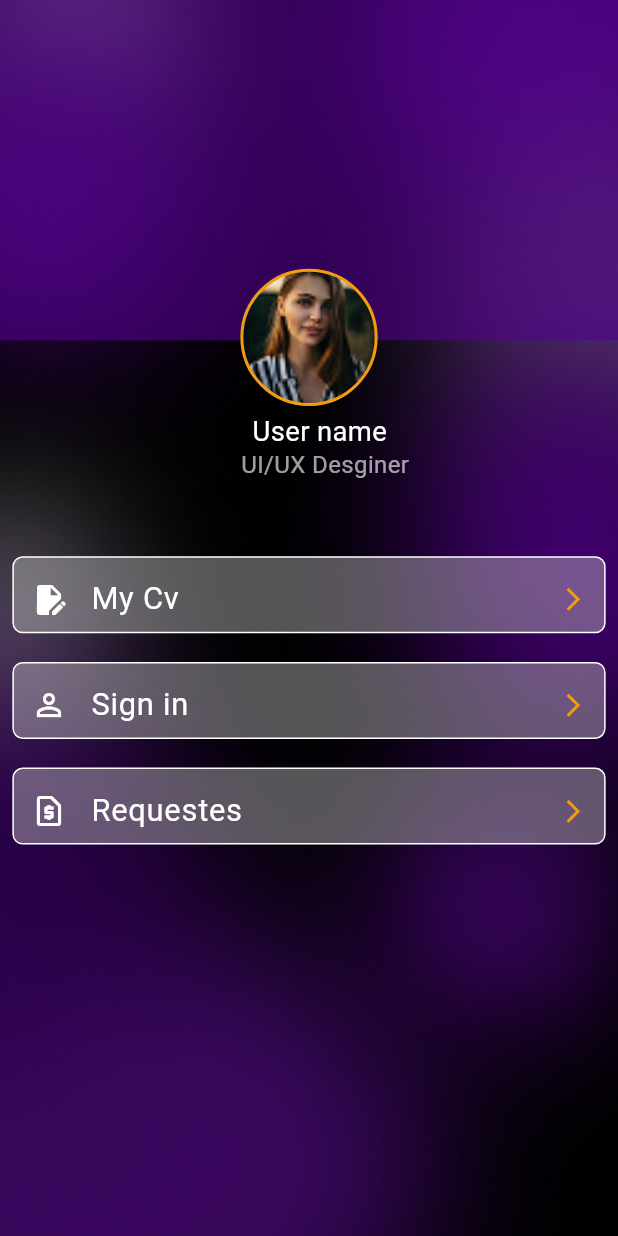
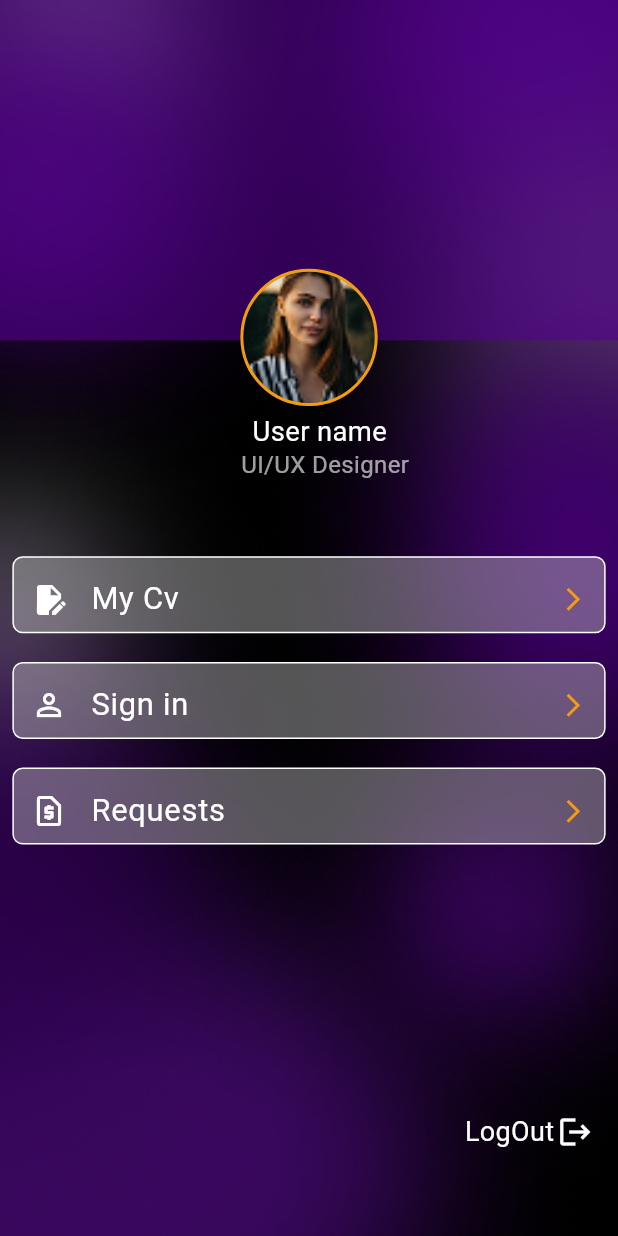
Before and after one commit to MaxHamza/partTimeApp, a Flutter app: the screen it shows after launch, after a tap on "Sign in", after a tap on the "settings" icon, on a phone screen of 412 x 824 dp. Run offline on Flutter 3.47's test engine with Material 3 defaults, Android fonts, the phone set to English and light mode, and no system bars; our stand-ins replace dotted_border, flutter_bloc, flutter_screenutil, get, shared_preferences; missing offline and left inert: filter_list, search_choices; network calls fail; Roboto replaces fonts that are missing (Calibri, CalibriBold); project files that could hold a hidden picture were left out.

Commit message:
making logout cubit

```diff
--- a/lib/controller/login_cubit.dart
+++ b/lib/controller/login_cubit.dart
@@ -1,11 +1,13 @@
 import 'package:flutter_bloc/flutter_bloc.dart';
 import 'package:http/http.dart' as http;
-import 'dart:convert'; // لتحويل البيانات
+import 'dart:convert';
+
+import 'package:shared_preferences/shared_preferences.dart'; // لتحويل البيانات
 part 'login_state.dart';
 
 class LoginCubit extends Cubit<LoginState> {
-  LoginCubit() : super(LoginInitial());
-
+  final SharedPreferences prefs;
+  LoginCubit(this.prefs) : super(LoginInitial());
   Future<void> login(String userName, String password) async {
     emit(LoginLoading());
     final baseUrl='http://192.168.1.17:7882/part-time-app/public/api/';
@@ -24,8 +26,11 @@ class LoginCubit extends Cubit<LoginState> {
      String message;
       if (response.statusCode == 200||response.statusCode==201) {
         final data = jsonDecode(response.body);
-        final token = data['token']; // مثال
+        final token = data['data']['token']; // مثال
         print('Login successful. Token: $token');
+        print('Response body: ${response.body}');
+        prefs.setBool('logged', true);
+        prefs.setString('token', token);
         emit(LoginSuccess());
       } else {
         message='Login failed';
--- /dev/null
+++ b/lib/controller/logout_cubit.dart
@@ -0,0 +1,40 @@
+import 'dart:convert';
+import 'package:flutter_bloc/flutter_bloc.dart';
+import 'package:http/http.dart'as http;
+import 'package:shared_preferences/shared_preferences.dart';
+part 'logout_state.dart';
+
+class LogoutCubit extends Cubit<LogoutState> {
+  final SharedPreferences prefs;
+  LogoutCubit(this.prefs) : super(LogoutInitial());
+
+  Future<void> logout() async {
+    emit(LogoutLoading());
+    final baseUrl='http://192.168.1.17:7882/part-time-app/public/api/';
+    final url = Uri.parse('${baseUrl}logout'); // رابط الـ API
+    try {
+      final response = await http.post(
+        url,
+        headers: {
+          'Authorization': 'Bearer ${prefs.getString('token')}',
+          'Content-Type': 'application/json',
+          'Accept': 'application/json',
+        },
+      );
+      String message;
+      print('Token: ${prefs.getString('token')}');
+      if (response.statusCode == 200||response.statusCode==201) {
+        prefs.remove('token');
+        prefs.setBool('logged', false);
+        emit(LogoutSuccess());
+      } else {
+        message='Logout failed ${response.statusCode}';
+        print('Logout failed. Status code: ${response.statusCode}');
+        emit(LogoutFailure(message));
+      }
+    } catch (e) {
+      print('Error occurred: $e');
+      emit(LogoutFailure(e.toString()));
+    }
+  }
+}
--- /dev/null
+++ b/lib/controller/logout_state.dart
@@ -0,0 +1,11 @@
+part of 'logout_cubit.dart';
+
+sealed class LogoutState {}
+
+final class LogoutInitial extends LogoutState {}
+final class LogoutLoading extends LogoutState{}
+final class LogoutFailure extends LogoutState{
+  final String message;
+  LogoutFailure(this.message);
+}
+final class LogoutSuccess extends LogoutState{}
--- a/lib/main.dart
+++ b/lib/main.dart
@@ -3,32 +3,43 @@ import 'package:flutter_bloc/flutter_bloc.dart';
 import 'package:flutter_screenutil/flutter_screenutil.dart';
 import 'package:get/get.dart';
 import 'package:parttime/controller/login_cubit.dart';
+import 'package:parttime/controller/logout_cubit.dart';
 import 'package:parttime/home_binding.dart';
 import 'package:parttime/views/Auth/login.dart';
+import 'package:parttime/views/Home/verify_login.dart';
+import 'package:shared_preferences/shared_preferences.dart';
 
-void main(List<String> args) {
-  ScreenUtil.ensureScreenSize();
-  runApp(const MyApp());
+void main(List<String> args) async {
+  WidgetsFlutterBinding.ensureInitialized(); // يجب أن يكون أول سطر
+  await ScreenUtil.ensureScreenSize();
+  final prefs = await SharedPreferences.getInstance();
+  runApp(MyApp(prefs: prefs));
 }
 
 double? width;
 double? height;
 
 class MyApp extends StatelessWidget {
-  const MyApp({super.key});
+  const MyApp({super.key, required this.prefs});
+
+  final SharedPreferences prefs;
 
   @override
   Widget build(BuildContext context) {
-    width = MediaQuery.sizeOf(context).width;
-    height = MediaQuery.sizeOf(context).height;
-
     return ScreenUtilInit(
       designSize: const Size(360, 690),
       minTextAdapt: true,
       splitScreenMode: true,
-      builder: (_, child) {
-        return BlocProvider(
-  create: (context) => LoginCubit(),
+      builder: (context, child) {
+        // الآن يمكن استخدام MediaQuery بأمان
+        width = MediaQuery.sizeOf(context).width;
+        height = MediaQuery.sizeOf(context).height;
+
+        return MultiBlocProvider(
+          providers: [
+            BlocProvider(create: (context) => LoginCubit(prefs)),
+            BlocProvider(create: (context)=>LogoutCubit(prefs))
+          ],
           child: GetMaterialApp(
             initialBinding: HomeBinding(),
             debugShowCheckedModeBanner: false,
--- a/lib/views/Settings/profile.dart
+++ b/lib/views/Settings/profile.dart
@@ -1,9 +1,11 @@
 import 'package:flutter/material.dart';
+import 'package:flutter_bloc/flutter_bloc.dart';
 import 'package:flutter_screenutil/flutter_screenutil.dart';
 import 'package:get/get.dart';
+import 'package:parttime/controller/logout_cubit.dart';
 import 'package:parttime/core/utils/app_fonts.dart';
-import 'package:parttime/main.dart';
 import 'package:parttime/views/Home/home.dart';
+import 'package:parttime/views/Home/verify_login.dart';
 import 'package:parttime/views/Settings/information.dart';
 import 'package:parttime/views/Settings/widgets/profile_option.dart';
 import 'package:parttime/widgets/screen_background.dart';
@@ -13,35 +15,56 @@ class Profile extends StatelessWidget {
 
   @override
   Widget build(BuildContext context) {
+    final width = MediaQuery.of(context).size.width;
+    final height = MediaQuery.of(context).size.height;
+
     return PopScope(
-      canPop: false,
-      onPopInvokedWithResult: (didPop, result) {
-        Get.offAll(() => HomeView());
+      canPop:false,
+      child: Scaffold(
+        body: BlocConsumer<LogoutCubit, LogoutState>(
+          listener: (context, state) {
+            if (state is LogoutFailure) {
+              ScaffoldMessenger.of(context).showSnackBar(
+                SnackBar(content: Text(state.message)),
+              );
+            } else if (state is LogoutSuccess) {
+              // استبدل Get.offAll بمهمة microtask لتجنب إعادة بناء لا نهائية
+              Future.microtask(() => Get.offAll(() => VerifyLogin()));
+            }
           },
-      child: Scaffold(
-        body: Stack(
+          builder: (context, state) {
+            if (state is LogoutLoading) {
+              return const Center(
+                child: CircularProgressIndicator(),
+              );
+            }
+
+            // بناء الواجهة العامة
+            return Stack(
               children: [
                 ScreenBackground(),
                 Container(
                   width: width,
                   height: 190.h,
-              decoration: BoxDecoration(color: Color.fromARGB(150, 82, 0, 141)),
+                  decoration: const BoxDecoration(
+                      color: Color.fromARGB(150, 82, 0, 141)),
                 ),
                 Positioned(
                   top: 150.h,
-              left: (width! / 2) - 40.w,
+                  left: (width / 2) - 40.w,
                   child: SizedBox(
                     width: 80.w,
                     child: AspectRatio(
                       aspectRatio: 1 / 1,
                       child: Container(
                         decoration: BoxDecoration(
-                      image: DecorationImage(
+                          image: const DecorationImage(
                             image: AssetImage("assets/images/person.png"),
                             fit: BoxFit.contain,
                           ),
                           borderRadius: BorderRadius.circular(75.r),
-                      border: Border.all(color: Color(0xffF39C12), width: 2),
+                          border:
+                          Border.all(color: const Color(0xffF39C12), width: 2),
                         ),
                       ),
                     ),
@@ -49,7 +72,7 @@ class Profile extends StatelessWidget {
                 ),
                 Positioned(
                   top: 230.h,
-              left: (width! / 2) - 33.w,
+                  left: (width / 2) - 33.w,
                   child: Text(
                     "User name",
                     style: TextStyle(
@@ -61,10 +84,9 @@ class Profile extends StatelessWidget {
                 ),
                 Positioned(
                   top: 250.h,
-              left: width! * 0.39,
-
+                  left: width * 0.39,
                   child: Text(
-                "UI/UX Desginer",
+                    "UI/UX Designer",
                     style: TextStyle(
                       color: const Color.fromARGB(158, 255, 255, 255),
                       fontSize: 14.sp,
@@ -73,35 +95,72 @@ class Profile extends StatelessWidget {
                   ),
                 ),
                 Positioned(
-              top: height! * 0.45,
-              right: width! * 0.02,
-              left: width! * 0.02,
-
+                  top: height * 0.45,
+                  right: width * 0.02,
+                  left: width * 0.02,
                   child: Column(
-                spacing: 16.h,
+                    crossAxisAlignment: CrossAxisAlignment.start,
                     children: [
                       ProfileOption(
-                    icon: Icon(Icons.edit_document, color: Colors.white),
+                        icon: const Icon(Icons.edit_document, color: Colors.white),
                         title: "My Cv",
                       ),
+                      SizedBox(height: 16.h),
                       ProfileOption(
                         onTap: () {
                           Get.offAll(() => Information());
                         },
-                    icon: Icon(Icons.person_outline, color: Colors.white),
+                        icon: const Icon(Icons.person_outline, color: Colors.white),
                         title: "Sign in",
                       ),
+                      SizedBox(height: 16.h),
                       ProfileOption(
-                    icon: Icon(
+                        icon: const Icon(
                           Icons.request_page_outlined,
                           color: Colors.white,
                         ),
-                    title: "Requestes",
+                        title: "Requests",
                       ),
                     ],
                   ),
                 ),
+                Positioned(
+                  top: height * 0.9,
+                  right: width * 0.04,
+                  left: width * 0.04,
+                  child: InkWell(
+                    onTap: () async{
+                     showDialog(context: context, builder: (context){
+                       return AlertDialog(
+                         title: Text('Are you sure you need to logout'),
+                         actions: [
+                           TextButton(onPressed: (){
+                             BlocProvider.of<LogoutCubit>(context).logout();
+                           }, child: Text('Yes')),
+                           TextButton(onPressed: (){
+                             Get.back();
+                           }, child: Text('Cancel')),
                          ],
+                       );
+                     });
+                    },
+                    child: Row(
+                      mainAxisAlignment: MainAxisAlignment.end,
+                      children: const [
+                        Text('LogOut',
+                            style: TextStyle(
+                              color: Colors.white,
+                              fontSize: 18,
+                            )),
+                        SizedBox(width: 2),
+                        Icon(Icons.logout, color: Colors.white),
+                      ],
+                    ),
+                  ),
+                ),
+              ],
+            );
+          },
         ),
       ),
     );
--- a/pubspec.yaml
+++ b/pubspec.yaml
@@ -42,6 +42,7 @@ dependencies:
   search_choices: ^2.3.1
   filter_list: ^1.0.3
   dotted_border: ^2.1.0
+  shared_preferences: ^2.5.3
 dev_dependencies:
   flutter_test:
     sdk: flutter
```
Also changed, not shown: lib/views/Home/verify_login.dart (added, +17 -0 lines), pubspec.lock, 2 other files. Lines whose indentation alone changed are shown as unchanged.
